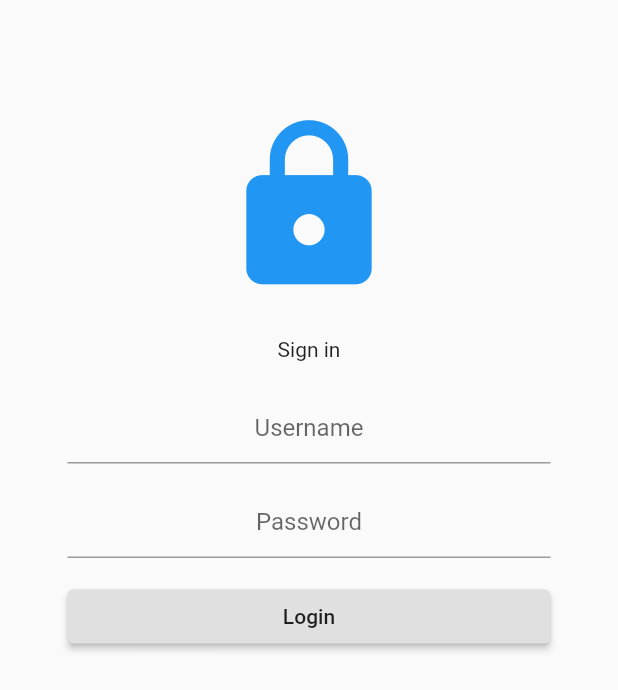
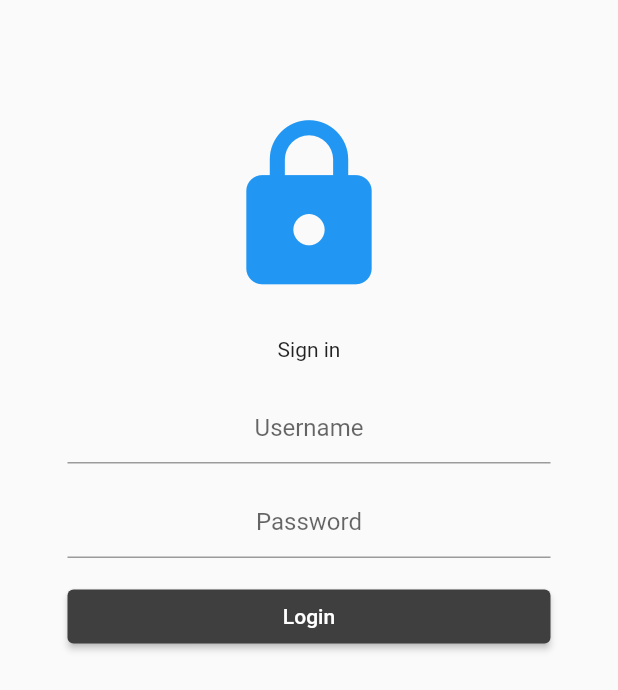
Before and after one commit to ylabio/flutter-redux-example, a Flutter app: the screen it shows after launch, on a phone screen of 412 x 824 dp. Shown: the top 690 px of the screen. Run offline on Flutter 3.47's test engine with Material 2 defaults, Android fonts, the phone set to English and light mode, and no system bars; our stand-ins replace dio, flutter_redux, redux, redux_thunk, shared_preferences; missing offline and left inert: redux_logging.

Commit message:
styled widgets

```diff
--- a/lib/src/ui/widgets/login_form.dart
+++ b/lib/src/ui/widgets/login_form.dart
@@ -1,5 +1,6 @@
 import 'package:flutter/material.dart';
 import 'package:flutter/widgets.dart';
+import 'package:flutter_redux_example/src/utils/styles.dart';
 import 'package:redux/redux.dart';
 
 import 'package:flutter_redux_example/src/store/app/app_state.dart';
@@ -76,6 +77,8 @@ class _LoginFormState extends State<LoginForm> {
             SizedBox(
               width: double.infinity,
               child: RaisedButton(
+                color: Styles.nightBlack,
+                textColor: Styles.secondaryColor,
                 onPressed: !_authState.isLoading ? _onLoginPressed : null,
                 child: Padding(
                   padding: const EdgeInsets.all(10.0),
--- a/lib/src/ui/widgets/ticket_list.dart
+++ b/lib/src/ui/widgets/ticket_list.dart
@@ -37,7 +37,10 @@ class TicketList extends StatelessWidget implements TicketAction {
             scrollNotification.metrics.pixels);
         return true;
       },
-      child: ListView.builder(
+      child: ListView.separated(
+        separatorBuilder: (BuildContext context, int index) => Divider(
+          height: 5,
+        ),
         itemBuilder: (BuildContext context, int index) {
           return index >= items.length
               ? ListBottomLoader()
--- /dev/null
+++ b/lib/src/utils/styles.dart
@@ -0,0 +1,14 @@
+import 'package:flutter/material.dart';
+
+class Styles {
+  static const baseColor = Colors.black;
+  static const secondaryColor = Colors.white;
+  static const nightBlack = Color(0xFF3F3F3F);
+
+  static const itemListTitle =
+      TextStyle(fontSize: 16, fontWeight: FontWeight.w500);
+
+  static const title = TextStyle(fontSize: 28, fontWeight: FontWeight.bold);
+  static const content =
+      TextStyle(fontSize: 18, height: 1.5, fontWeight: FontWeight.normal);
+}
```
Also changed, not shown: lib/src/ui/screens/detail_screen.dart (+14 -3 lines), lib/src/ui/widgets/ticket_list_item.dart (+12 -4 lines).
